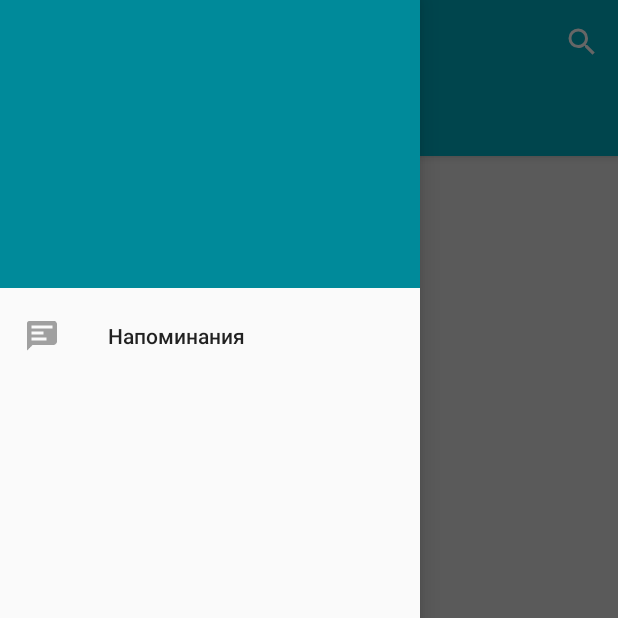
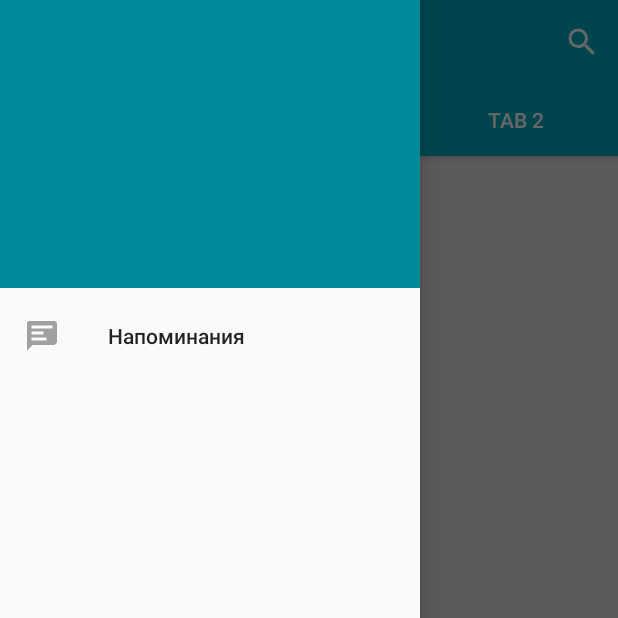
Before and after one commit to tomatoset/Global, an Android app: the screen it shows after launch (MainActivity), with the side drawer open, on a phone screen of 412 x 824 dp, the top half of it. Run offline under Robolectric (Android 15) with nearby library versions, the phone set to English and light mode, and no system bars.

```diff
--- a/Global/app/src/main/java/com/tomatoset/app/MainActivity.java
+++ b/Global/app/src/main/java/com/tomatoset/app/MainActivity.java
@@ -2,10 +2,13 @@ package com.tomatoset.app;
 
 import android.os.Bundle;
 import android.support.design.widget.TabLayout;
+import android.support.v4.view.ViewPager;
 import android.support.v4.widget.DrawerLayout;
 import android.support.v7.app.AppCompatActivity;
 import android.support.v7.widget.Toolbar;
 import android.view.MenuItem;
+
+import com.tomatoset.app.adapter.TabsPagerFragmentAdapter;
 
 import tomatoset.com.global.R;
 
@@ -15,7 +18,7 @@ public class MainActivity extends AppCompatActivity {
     private static final int LAYOUT =R.layout.main_layout;
     private Toolbar toolbar;
     private DrawerLayout drawerLayout;
-    private TabLayout tabLayout;
+    private ViewPager pager;
 
     @Override
     protected void onCreate(Bundle savedInstanceState) {
@@ -25,10 +28,8 @@ public class MainActivity extends AppCompatActivity {
 
         initToolbar();
         initNavigationView();
-        tabLayout = (TabLayout)findViewById(R.id.tablayout);
+        initTabs();
     }
-
-
 
     private void initToolbar() {
         toolbar = (Toolbar) findViewById(R.id.toolbar);
@@ -42,6 +43,16 @@ public class MainActivity extends AppCompatActivity {
         toolbar.inflateMenu(R.menu.menu);
     }
 
+
+    private void initTabs() {
+        pager = (ViewPager)findViewById(R.id.viewPager);
+        TabsPagerFragmentAdapter adapter = new TabsPagerFragmentAdapter(getSupportFragmentManager());
+        pager.setAdapter(adapter);
+        TabLayout tabLayout = (TabLayout)findViewById(R.id.tabLayout);
+        tabLayout.setupWithViewPager(pager);
+
+    }
+
     private void initNavigationView() {
         drawerLayout = (DrawerLayout)findViewById(R.id.drawer_layout);
     }
--- a/Global/app/src/main/java/com/tomatoset/app/adapter/TabsPagerFragmentAdapter.java
+++ b/Global/app/src/main/java/com/tomatoset/app/adapter/TabsPagerFragmentAdapter.java
@@ -4,9 +4,9 @@ import android.support.v4.app.Fragment;
 import android.support.v4.app.FragmentManager;
 import android.support.v4.app.FragmentPagerAdapter;
 
-/**
- * Created by barbarossa on 23.10.15.
- */
+import com.tomatoset.app.fragment.ExampleFragment;
+
+
 public class TabsPagerFragmentAdapter extends FragmentPagerAdapter {
 
     private String[] tabs;
@@ -29,11 +29,11 @@ public class TabsPagerFragmentAdapter extends FragmentPagerAdapter {
     public Fragment getItem(int position) {
         switch (position){
             case 0:
-                break;
+                return ExampleFragment.getInstance();
             case 1:
-                break;
+                return ExampleFragment.getInstance();
             case 2:
-                break;
+                return ExampleFragment.getInstance();
         }
         return null;
     }
--- a/Global/app/src/main/java/com/tomatoset/app/fragment/ExampleFragment.java
+++ b/Global/app/src/main/java/com/tomatoset/app/fragment/ExampleFragment.java
@@ -15,7 +15,7 @@ public class ExampleFragment extends Fragment {
 
     private View view;
 
-    private static ExampleFragment getInstance(){
+    public static ExampleFragment getInstance(){
         Bundle args = new Bundle();
         ExampleFragment fragment = new ExampleFragment();
         fragment.setArguments(args);
@@ -25,7 +25,7 @@ public class ExampleFragment extends Fragment {
     @Nullable
     @Override
     public View onCreateView(LayoutInflater inflater, ViewGroup container, Bundle savedInstanceState) {
-
-        return super.onCreateView(inflater, container, savedInstanceState);
+        view = inflater.inflate(LAYOUT,container,false);
+        return view;
     }
 }
--- a/Global/app/src/main/res/layout/main_layout.xml
+++ b/Global/app/src/main/res/layout/main_layout.xml
@@ -20,7 +20,7 @@
             android:layout_height="?attr/actionBarSize"
             android:background="?attr/colorPrimary"/>
         <android.support.design.widget.TabLayout
-            android:id="@+id/tablayout"
+            android:id="@+id/tabLayout"
             android:layout_width="match_parent"
             android:layout_height="wrap_content"
             app:tabIndicatorColor="@android:color/white"
@@ -28,6 +28,11 @@
             app:tabSelectedTextColor="@android:color/white"
             app:tabTextColor="@android:color/white"/>
     </android.support.design.widget.AppBarLayout>
+        <android.support.v4.view.ViewPager
+            android:id="@+id/viewPager"
+            android:layout_width="match_parent"
+            android:layout_height="match_parent"
+            app:layout_behavior="@string/appbar_scrolling_view_behavior"/>
     </android.support.design.widget.CoordinatorLayout>
 
     <android.support.design.widget.NavigationView
```
